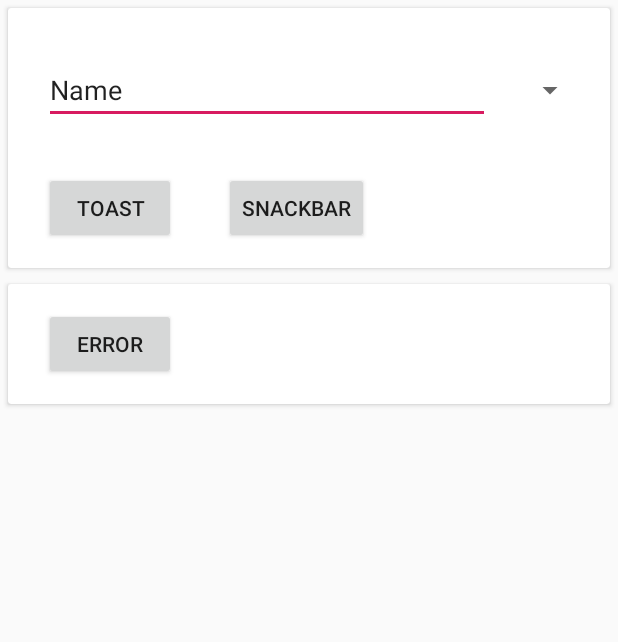
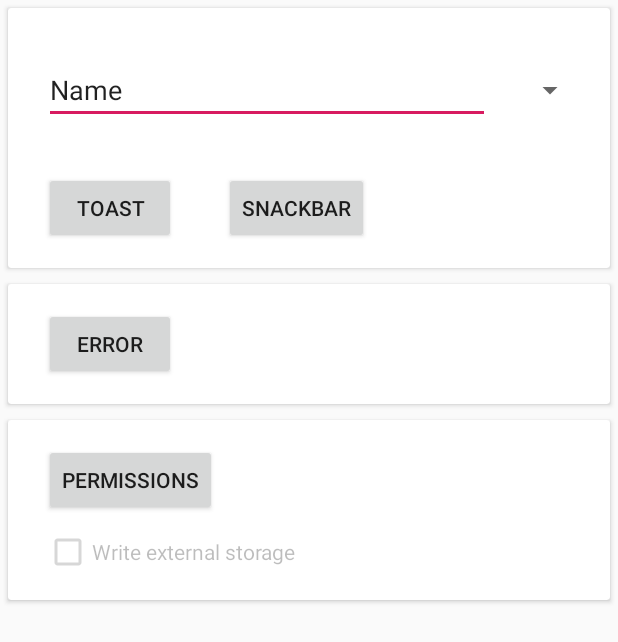
Before and after one commit to zepp/SimpleMVP, an Android app: the layout fragment_main.xml on its own in the app's theme, with its tools: preview values and no code run, on a phone screen of 412 x 824 dp. Shown: the top 642 px of the screen. Run offline under Robolectric (Android 15) with nearby library versions, the phone set to English and light mode, and no system bars.

Commit message:
Main screen update
- button to request write external storage permissions

```diff
--- a/testapp/src/main/AndroidManifest.xml
+++ b/testapp/src/main/AndroidManifest.xml
@@ -3,6 +3,7 @@
     package="com.testapp">
 
     <uses-permission android:name="android.permission.ACCESS_NETWORK_STATE" />
+    <uses-permission android:name="android.permission.WRITE_EXTERNAL_STORAGE" />
 
     <application
         android:name=".TestApplication"
--- a/testapp/src/main/java/com/testapp/MainState.java
+++ b/testapp/src/main/java/com/testapp/MainState.java
@@ -13,6 +13,7 @@ public class MainState extends MvpState {
     ActionDuration duration = ActionDuration.LongDuration;
     long delay;
     String searchPattern = "";
+    boolean isWriteGranted;
 
     void setText(String text) {
         setChanged(!this.text.equals(text));
@@ -71,6 +72,11 @@ public class MainState extends MvpState {
         this.searchPattern = value;
     }
 
+    void setWriteGranted(boolean writeGranted) {
+        setChanged(isWriteGranted != writeGranted);
+        isWriteGranted = writeGranted;
+    }
+
     @Override
     public synchronized MainState clone() throws CloneNotSupportedException {
         MainState state = (MainState) super.clone();
--- a/testapp/src/main/res/layout/fragment_main.xml
+++ b/testapp/src/main/res/layout/fragment_main.xml
@@ -80,4 +80,39 @@
 
     </android.support.v7.widget.CardView>
 
+    <android.support.v7.widget.CardView
+        android:layout_width="match_parent"
+        android:layout_height="wrap_content"
+        android:layout_margin="5dp">
+
+        <android.support.constraint.ConstraintLayout
+            android:layout_width="match_parent"
+            android:layout_height="wrap_content">
+
+            <Button
+                android:id="@+id/request_permissions"
+                android:layout_width="wrap_content"
+                android:layout_height="wrap_content"
+                android:layout_marginStart="24dp"
+                android:layout_marginTop="16dp"
+                android:text="@string/main_request_perms"
+                app:layout_constraintStart_toStartOf="parent"
+                app:layout_constraintTop_toTopOf="parent" />
+
+            <CheckBox
+                android:id="@+id/write_granted"
+                android:layout_width="wrap_content"
+                android:layout_height="wrap_content"
+                android:layout_marginTop="8dp"
+                android:layout_marginBottom="16dp"
+                android:enabled="false"
+                android:text="@string/main_write_perms"
+                app:layout_constraintBottom_toBottomOf="parent"
+                app:layout_constraintStart_toStartOf="@+id/request_permissions"
+                app:layout_constraintTop_toBottomOf="@+id/request_permissions" />
+
+        </android.support.constraint.ConstraintLayout>
+
+    </android.support.v7.widget.CardView>
+
 </LinearLayout>
--- a/testapp/src/main/res/values/strings.xml
+++ b/testapp/src/main/res/values/strings.xml
@@ -12,4 +12,6 @@
     <string name="main_toast">toast</string>
     <string name="main_snackbar">snackbar</string>
     <string name="main_error">error</string>
+    <string name="main_request_perms">Permissions</string>
+    <string name="main_write_perms">Write external storage</string>
 </resources>
```
Also changed, not shown: testapp/src/main/java/com/testapp/MainFragment.java (+9 -0 lines), testapp/src/main/java/com/testapp/MainPresenter.java (+14 -0 lines).
